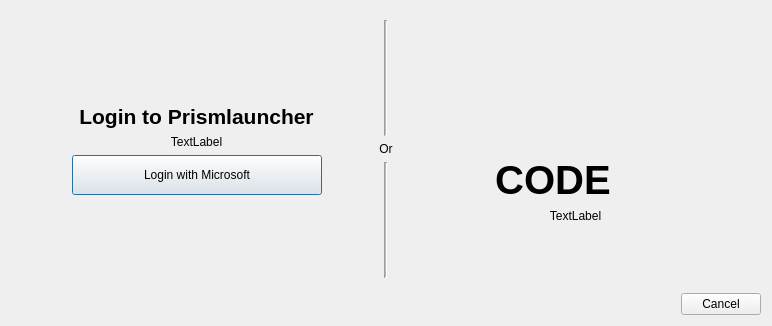
Old version of the form launcher/ui/dialogs/MSALoginDialog.ui in the repository FreesmTeam/FreesmLauncher.
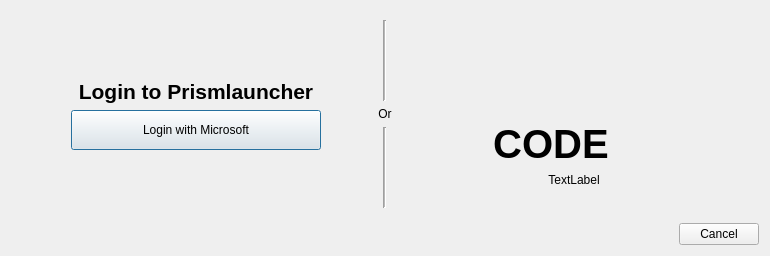
New version of the form. Icons and pictures are not drawn.

Commit message: finish login dialog

Patch:
```diff
--- a/launcher/ui/dialogs/MSALoginDialog.ui
+++ b/launcher/ui/dialogs/MSALoginDialog.ui
@@ -6,8 +6,8 @@
    <rect>
     <x>0</x>
     <y>0</y>
-    <width>772</width>
-    <height>326</height>
+    <width>770</width>
+    <height>256</height>
    </rect>
   </property>
   <property name="windowTitle">
@@ -121,19 +121,6 @@
              </property>
             </widget>
            </item>
-           <item>
-            <widget class="QLabel" name="link">
-             <property name="text">
-              <string>TextLabel</string>
-             </property>
-             <property name="alignment">
-              <set>Qt::AlignCenter</set>
-             </property>
-             <property name="wordWrap">
-              <bool>true</bool>
-             </property>
-            </widget>
-           </item>
            <item>
             <layout class="QHBoxLayout" name="horizontalLayout_7">
              <item>
```
The commit also changes 1 other file.
